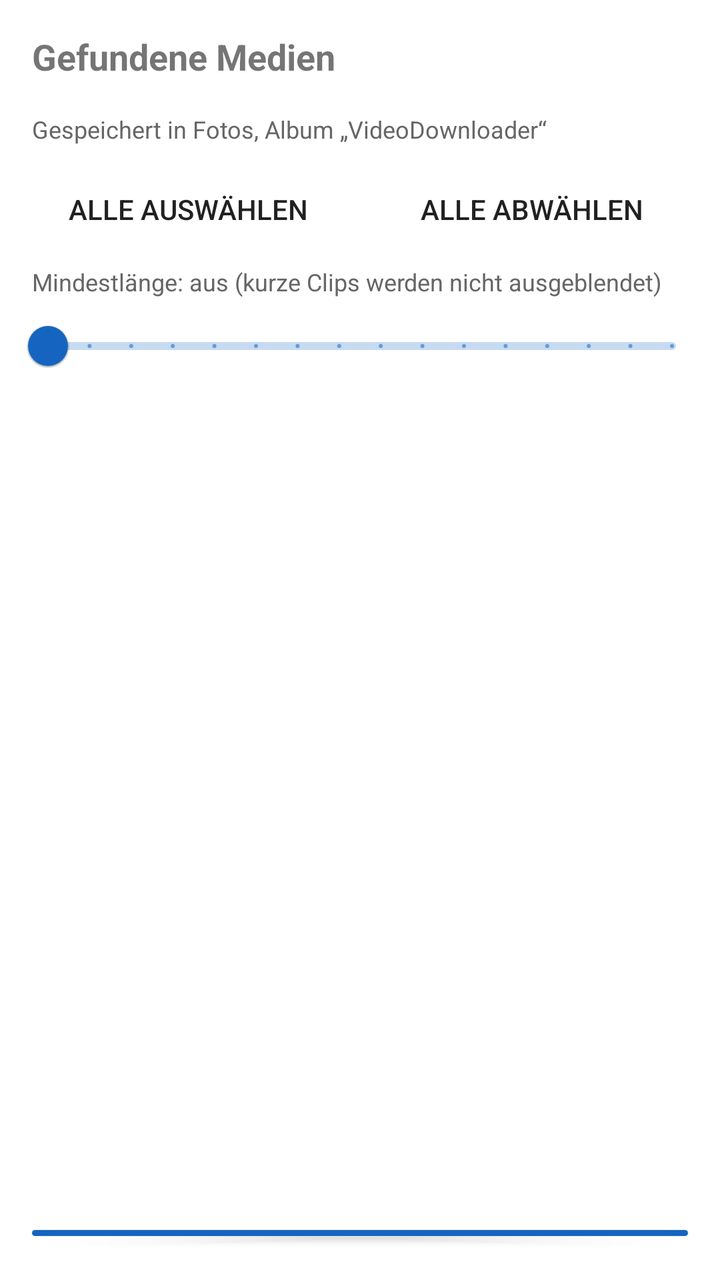
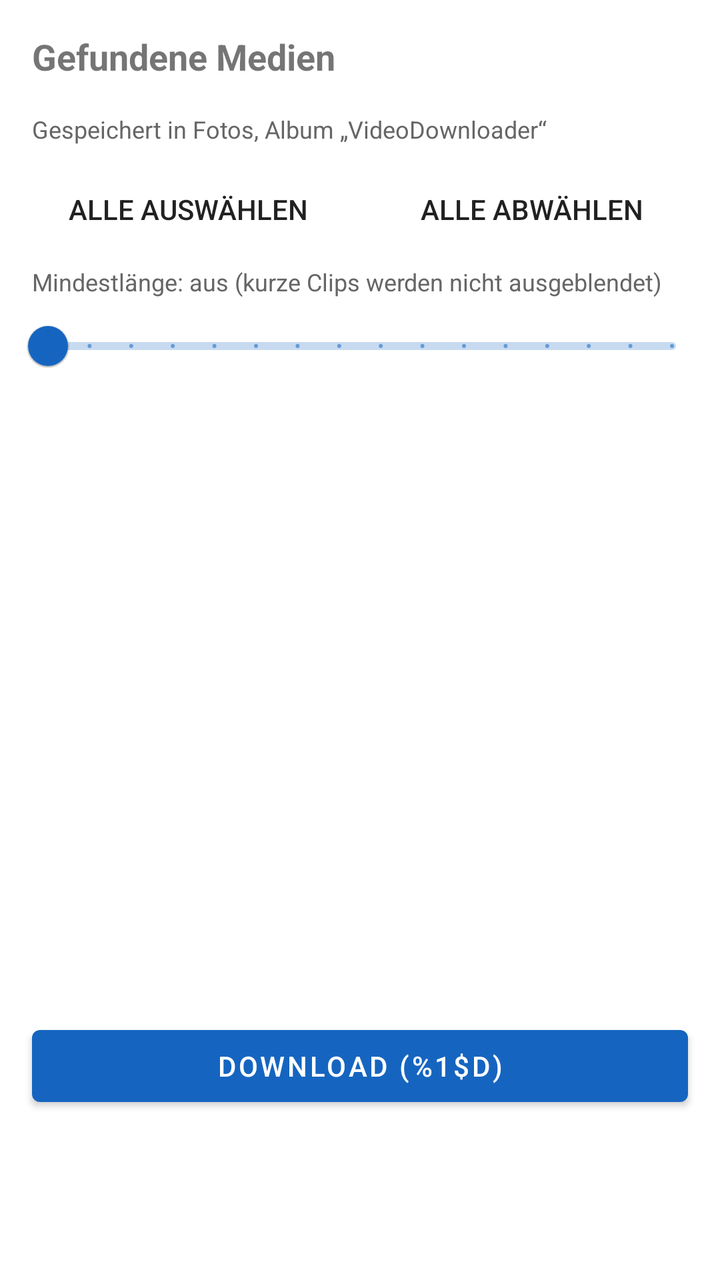

An Android layout rendered at two revisions. The XML below is the earlier revision; the diff shows what the commit changed to produce the second picture.
<!-- AndroidManifest.xml: application theme Theme.VideoDownloader -->
<!-- res/layout/fragment_media_list.xml -->
<?xml version="1.0" encoding="utf-8"?>
<LinearLayout xmlns:android="http://schemas.android.com/apk/res/android"
    android:layout_width="match_parent"
    android:layout_height="wrap_content"
    android:orientation="vertical"
    android:paddingBottom="16dp">

    <TextView
        android:id="@+id/title"
        android:layout_width="match_parent"
        android:layout_height="wrap_content"
        android:padding="16dp"
        android:text="@string/media_list_title"
        android:textSize="18sp"
        android:textStyle="bold" />

    <TextView
        android:layout_width="match_parent"
        android:layout_height="wrap_content"
        android:paddingStart="16dp"
        android:paddingEnd="16dp"
        android:paddingBottom="8dp"
        android:text="@string/album_hint"
        android:textColor="#666666"
        android:textSize="12sp" />

    <LinearLayout
        android:layout_width="match_parent"
        android:layout_height="wrap_content"
        android:orientation="horizontal"
        android:paddingStart="8dp"
        android:paddingEnd="8dp">

        <Button
            android:id="@+id/checkAll"
            style="?android:attr/borderlessButtonStyle"
            android:layout_width="0dp"
            android:layout_height="wrap_content"
            android:layout_weight="1"
            android:text="@string/select_all" />

        <Button
            android:id="@+id/uncheckAll"
            style="?android:attr/borderlessButtonStyle"
            android:layout_width="0dp"
            android:layout_height="wrap_content"
            android:layout_weight="1"
            android:text="@string/deselect_all" />
    </LinearLayout>

    <TextView
        android:id="@+id/minDurationLabel"
        android:layout_width="match_parent"
        android:layout_height="wrap_content"
        android:paddingStart="16dp"
        android:paddingEnd="16dp"
        android:paddingTop="4dp"
        android:text="@string/min_duration_off"
        android:textColor="#666666"
        android:textSize="12sp" />

    <com.google.android.material.slider.Slider
        android:id="@+id/minDurationSlider"
        android:layout_width="match_parent"
        android:layout_height="wrap_content"
        android:layout_marginStart="8dp"
        android:layout_marginEnd="8dp"
        android:stepSize="1"
        android:value="0"
        android:valueFrom="0"
        android:valueTo="15" />

    <TextView
        android:id="@+id/emptyLabel"
        android:layout_width="match_parent"
        android:layout_height="wrap_content"
        android:gravity="center"
        android:padding="24dp"
        android:text="@string/empty_list"
        android:visibility="gone" />

    <androidx.recyclerview.widget.RecyclerView
        android:id="@+id/recyclerView"
        android:layout_width="match_parent"
        android:layout_height="400dp"
        android:nestedScrollingEnabled="true"
        tools:listitem="@layout/item_media"
        xmlns:tools="http://schemas.android.com/tools" />

    <com.google.android.material.button.MaterialButton
        android:id="@+id/btnDownload"
        android:layout_width="match_parent"
        android:layout_height="wrap_content"
        android:layout_marginStart="16dp"
        android:layout_marginTop="12dp"
        android:layout_marginEnd="16dp"
        android:text="@string/download_count" />

</LinearLayout>
<!-- res/layout/item_media.xml (included above) -->
<?xml version="1.0" encoding="utf-8"?>
<LinearLayout xmlns:android="http://schemas.android.com/apk/res/android"
    android:layout_width="match_parent"
    android:layout_height="wrap_content"
    android:gravity="center_vertical"
    android:orientation="horizontal"
    android:paddingStart="16dp"
    android:paddingTop="10dp"
    android:paddingEnd="16dp"
    android:paddingBottom="10dp">

    <CheckBox
        android:id="@+id/checkbox"
        android:layout_width="wrap_content"
        android:layout_height="wrap_content" />

    <ImageView
        android:id="@+id/thumbnail"
        android:layout_width="48dp"
        android:layout_height="48dp"
        android:layout_marginStart="12dp"
        android:background="#E0E0E0"
        android:contentDescription="@null"
        android:scaleType="centerCrop" />

    <LinearLayout
        android:layout_width="0dp"
        android:layout_height="wrap_content"
        android:layout_marginStart="12dp"
        android:layout_weight="1"
        android:orientation="vertical">

        <TextView
            android:id="@+id/fileName"
            android:layout_width="match_parent"
            android:layout_height="wrap_content"
            android:ellipsize="middle"
            android:singleLine="true"
            android:textColor="#000000"
            android:textSize="15sp"
            android:textStyle="bold" />

        <TextView
            android:id="@+id/subtitle"
            android:layout_width="match_parent"
            android:layout_height="wrap_content"
            android:textColor="#666666"
            android:textSize="13sp" />
    </LinearLayout>

    <LinearLayout
        android:layout_width="wrap_content"
        android:layout_height="wrap_content"
        android:layout_marginStart="8dp"
        android:gravity="center"
        android:orientation="vertical">

        <ProgressBar
            android:id="@+id/progressBar"
            style="?android:attr/progressBarStyleHorizontal"
            android:layout_width="60dp"
            android:layout_height="wrap_content"
            android:max="100"
            android:visibility="gone" />

        <TextView
            android:id="@+id/statusText"
            android:layout_width="wrap_content"
            android:layout_height="wrap_content"
            android:textSize="12sp"
            android:visibility="gone" />
    </LinearLayout>

</LinearLayout>
<!-- resources referenced by this layout -->
<resources>
  <string name="album_hint">Gespeichert in Fotos, Album „VideoDownloader“</string>
  <string name="deselect_all">Alle abwählen</string>
  <string name="download_count">Download (%1$d)</string>
  <string name="empty_list">Keine Medien gefunden</string>
  <string name="media_list_title">Gefundene Medien</string>
  <string name="min_duration_off">Mindestlänge: aus (kurze Clips werden nicht ausgeblendet)</string>
  <string name="select_all">Alle auswählen</string>
  <style name="Theme.VideoDownloader" parent="Theme.MaterialComponents.DayNight.NoActionBar">
          <item name="colorPrimary">@color/primary</item>
          <item name="colorPrimaryDark">@color/primary_dark</item>
          <item name="colorAccent">@color/accent</item>
          <item name="android:statusBarColor" tools:targetApi="21">@color/primary_dark</item>
          <item name="android:windowBackground">@color/background</item>
      </style>
  <color name="primary">#1565C0</color>
  <color name="primary_dark">#0D47A1</color>
  <color name="accent">#00897B</color>
  <color name="background">#FFFFFF</color>
</resources>

<!-- the commit's change to res/layout/fragment_media_list.xml (unified diff, before → after) -->
@@ -82,7 +82,7 @@
     <androidx.recyclerview.widget.RecyclerView
         android:id="@+id/recyclerView"
         android:layout_width="match_parent"
-        android:layout_height="400dp"
+        android:layout_height="300dp"
         android:nestedScrollingEnabled="true"
         tools:listitem="@layout/item_media"
         xmlns:tools="http://schemas.android.com/tools" />
